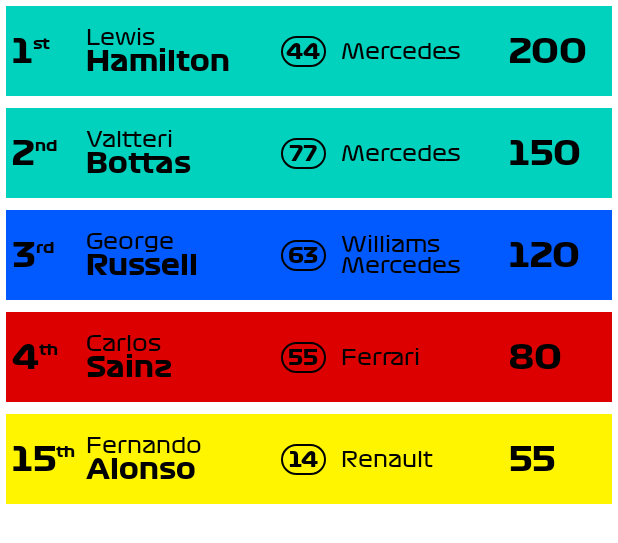
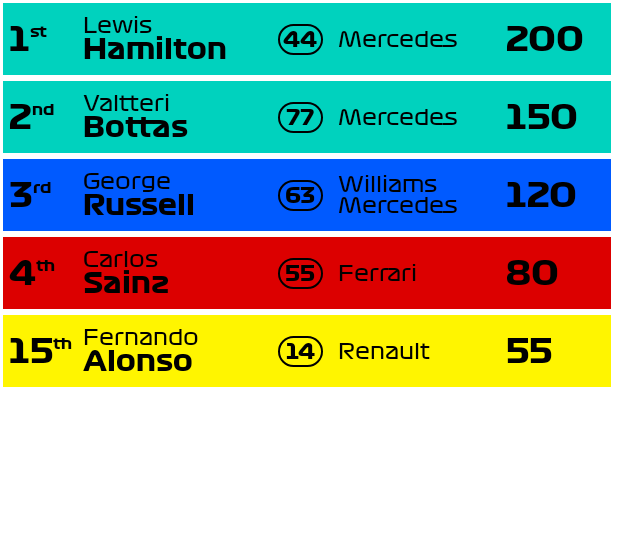
Before and after one commit to manuramosdev/oversteer, an Android app built with Jetpack Compose: the @Preview function DriverStandingPreview, on a phone screen of 412 x 824 dp. Shown: the top 543 px of the screen. Run offline under Robolectric (Android 15) with nearby library versions, the phone set to English and light mode, and no system bars; our stand-ins replace Dagger/Hilt's generated code.

Commit message:
small changes in constructor and driver row

```diff
--- a/app/src/main/java/dev/manuramos/oversteer/ui/views/driver_standings/DriverRow.kt
+++ b/app/src/main/java/dev/manuramos/oversteer/ui/views/driver_standings/DriverRow.kt
@@ -32,9 +32,9 @@ fun DriverRow(
     val teamColor = driverStanding.constructors.first().color
     Row(
         modifier = Modifier
-            .padding(all = 4.dp)
+            .padding(all = 2.dp)
             .background(teamColor)
-            .height(60.dp),
+            .height(48.dp),
         horizontalArrangement = Arrangement.SpaceEvenly,
         verticalAlignment = Alignment.CenterVertically
     ) {
```
Also changed, not shown: app/src/main/java/dev/manuramos/oversteer/ui/views/constructor_standings/ConstructorRow.kt (+14 -6 lines).
